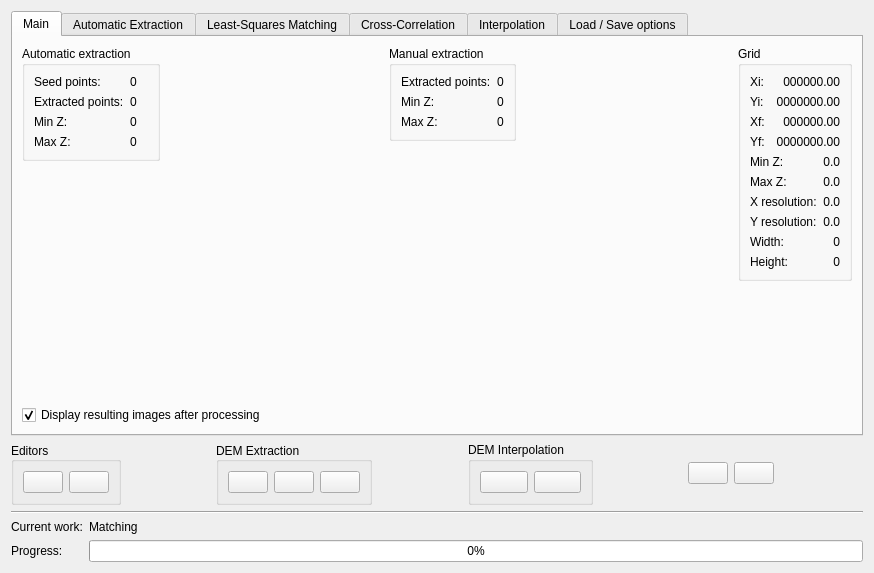
This is branches/SandBox/trunk_Matching/qt/interface/DemExtraction.ui in e-foto/e-foto as Qt 5 draws it before an edit. The edited form follows.
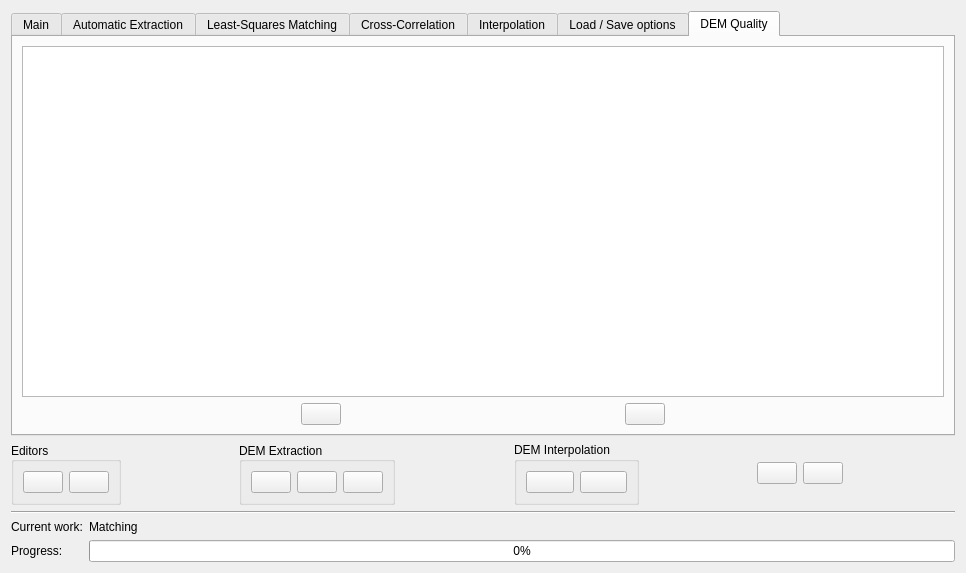
This is the edited form. The open tabs and pages were chosen to show the change. Icons and pictures are not drawn.

Diff of the .ui file:
```diff
--- a/branches/SandBox/trunk_Matching/qt/interface/DemExtraction.ui
+++ b/branches/SandBox/trunk_Matching/qt/interface/DemExtraction.ui
@@ -6,7 +6,7 @@
    <rect>
     <x>0</x>
     <y>0</y>
-    <width>874</width>
+    <width>966</width>
     <height>573</height>
    </rect>
   </property>
@@ -1927,6 +1927,99 @@
        </item>
       </layout>
      </widget>
+     <widget class="QWidget" name="tab_6">
+      <attribute name="title">
+       <string>DEM Quality</string>
+      </attribute>
+      <layout class="QGridLayout" name="gridLayout_24">
+       <item row="0" column="0">
+        <widget class="QTextEdit" name="textEdit"/>
+       </item>
+       <item row="1" column="0">
+        <layout class="QHBoxLayout" name="horizontalLayout_23">
+         <item>
+          <spacer name="horizontalSpacer_20">
+           <property name="orientation">
+            <enum>Qt::Horizontal</enum>
+           </property>
+           <property name="sizeHint" stdset="0">
+            <size>
+             <width>40</width>
+             <height>20</height>
+            </size>
+           </property>
+          </spacer>
+         </item>
+         <item>
+          <widget class="QPushButton" name="loadPtsButton">
+           <property name="toolTip">
+            <string>Load 3D Points</string>
+           </property>
+           <property name="text">
+            <string/>
+           </property>
+           <property name="icon">
+            <iconset resource="../resource/resource.qrc">
+             <normaloff>:/icon/fileopen.png</normaloff>:/icon/fileopen.png</iconset>
+           </property>
+           <property name="iconSize">
+            <size>
+             <width>30</width>
+             <height>30</height>
+            </size>
+           </property>
+          </widget>
+         </item>
+         <item>
+          <spacer name="horizontalSpacer_19">
+           <property name="orientation">
+            <enum>Qt::Horizontal</enum>
+           </property>
+           <property name="sizeHint" stdset="0">
+            <size>
+             <width>40</width>
+             <height>20</height>
+            </size>
+           </property>
+          </spacer>
+         </item>
+         <item>
+          <widget class="QPushButton" name="saveQButton">
+           <property name="toolTip">
+            <string>Save quality report</string>
+           </property>
+           <property name="text">
+            <string/>
+           </property>
+           <property name="icon">
+            <iconset resource="../resource/resource.qrc">
+             <normaloff>:/icon/filesave</normaloff>:/icon/filesave</iconset>
+           </property>
+           <property name="iconSize">
+            <size>
+             <width>30</width>
+             <height>30</height>
+            </size>
+           </property>
+          </widget>
+         </item>
+         <item>
+          <spacer name="horizontalSpacer_21">
+           <property name="orientation">
+            <enum>Qt::Horizontal</enum>
+           </property>
+           <property name="sizeHint" stdset="0">
+            <size>
+             <width>40</width>
+             <height>20</height>
+            </size>
+           </property>
+          </spacer>
+         </item>
+        </layout>
+       </item>
+      </layout>
+     </widget>
     </widget>
    </item>
    <item row="1" column="0">
```
Left out of the diff: 14 changed lines with no effect on the pictures.
